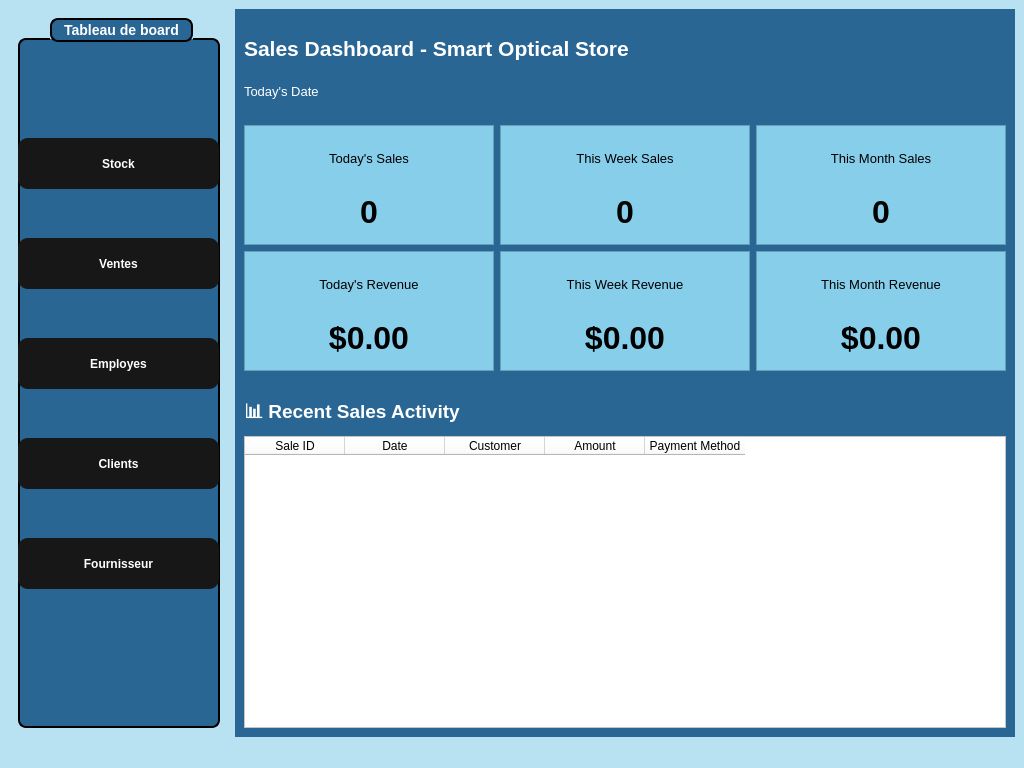
Qt form dashboardwindow.ui (Esprit-UP-Algo/projetcpp-2a25-s1-smart-optical-store) before a commit.
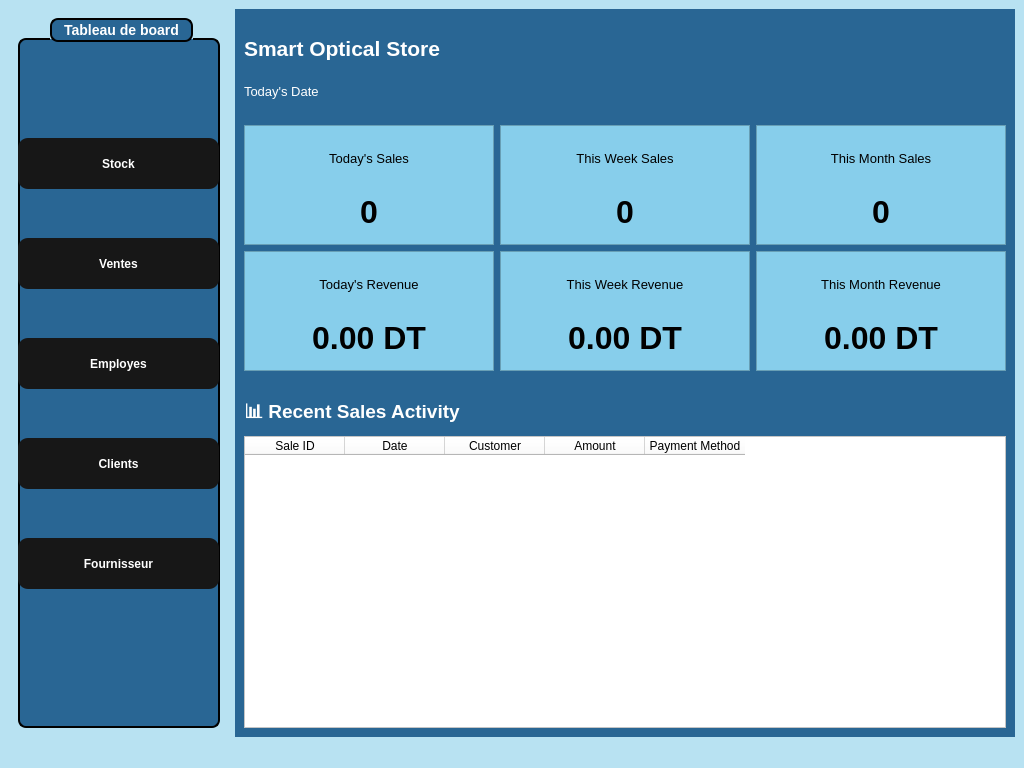
The same form after that commit. Icons and pictures are not drawn.

```diff
--- a/dashboardwindow.ui
+++ b/dashboardwindow.ui
@@ -246,7 +246,7 @@
 </string>
            </property>
            <property name="text">
-            <string>Sales Dashboard - Smart Optical Store</string>
+            <string>Smart Optical Store</string>
            </property>
           </widget>
          </item>
@@ -531,7 +531,7 @@
                </font>
               </property>
               <property name="text">
-               <string>$0.00</string>
+               <string>0.00 DT</string>
               </property>
               <property name="alignment">
                <set>Qt::AlignmentFlag::AlignCenter</set>
@@ -583,7 +583,7 @@
                </font>
               </property>
               <property name="text">
-               <string>$0.00</string>
+               <string>0.00 DT</string>
               </property>
               <property name="alignment">
                <set>Qt::AlignmentFlag::AlignCenter</set>
@@ -635,7 +635,7 @@
                </font>
               </property>
               <property name="text">
-               <string>$0.00</string>
+               <string>0.00 DT</string>
               </property>
               <property name="alignment">
                <set>Qt::AlignmentFlag::AlignCenter</set>
```
